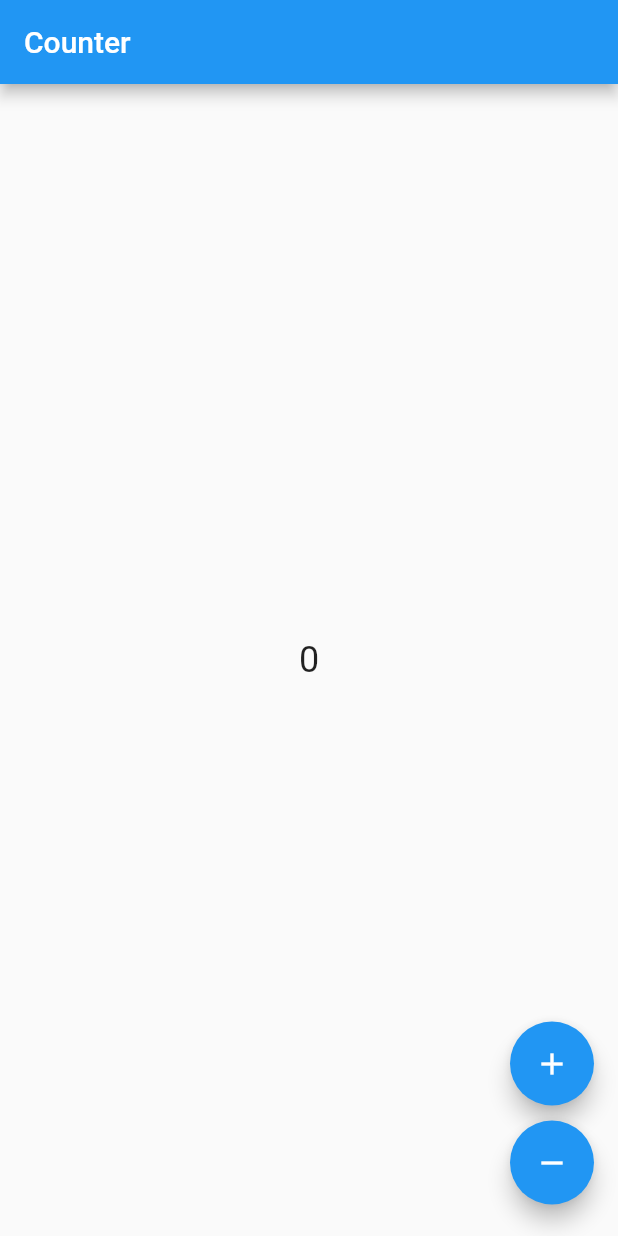
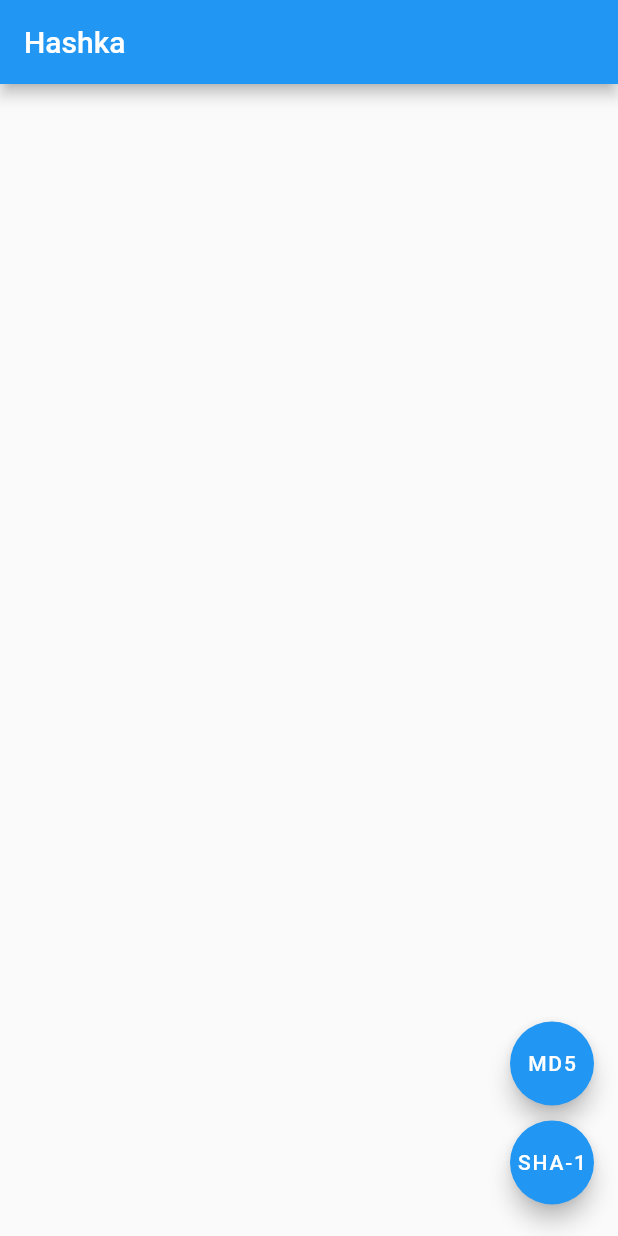
Before and after one commit to fr1550n/hashka, a Flutter app: the screen it shows after launch, on a phone screen of 412 x 824 dp. Run offline on Flutter 3.47's test engine with Material 2 defaults, Android fonts, the phone set to English and light mode, and no system bars; our stand-ins replace bloc, flutter_bloc.

Commit message:
counter app ui now presents buttons for md5 and sha1 which go through a hashbloc which accept hashevents and output hashstates which are rendered by blockbuilder

```diff
--- a/lib/bloc/blocs.dart
+++ b/lib/bloc/blocs.dart
@@ -1,18 +1,22 @@
 import 'package:bloc/bloc.dart';
+import 'package:hashka/bloc/states.dart';
+import 'package:hashka/cryptography/hashing.dart';
 
 import 'events.dart';
-
-class CounterBloc extends Bloc<CounterEvent, int> {
-  CounterBloc() : super(0);
+/// receives HashEvent and outputs HashState
+class HashBloc extends Bloc<HashEvent, HashState> {
+  HashBloc() : super(HashState.initialState());
 
   @override
-  Stream<int> mapEventToState(CounterEvent event) async* {
-    switch (event) {
-      case CounterEvent.decrement:
-        yield state - 1;
+  Stream<HashState> mapEventToState(HashEvent event) async* {
+    switch (event.algorithm) {
+      case Algorithm.MD5:
+        yield HashState(event,
+                       Hasher(event.algorithm).hash(event.userInput));
         break;
-      case CounterEvent.increment:
-        yield state + 1;
+      case  Algorithm.SHA_1:
+        yield HashState(event,
+                        Hasher(event.algorithm).hash(event.userInput));
         break;
     }
   }
--- a/lib/bloc/events.dart
+++ b/lib/bloc/events.dart
@@ -1,4 +1,7 @@
-enum CounterEvent {
-  increment,
-  decrement
+import 'package:hashka/cryptography/hashing.dart';
+
+class HashEvent {
+   Algorithm algorithm;
+   String    userInput;
+   HashEvent(this.algorithm, this.userInput);
 }
--- a/lib/bloc/counter_page.dart
+++ b/lib/bloc/hashka_screen.dart
@@ -1,24 +1,22 @@
 import 'package:flutter/material.dart';
 import 'package:flutter_bloc/flutter_bloc.dart';
+import 'package:hashka/bloc/states.dart';
+import 'package:hashka/cryptography/hashing.dart';
 
 import 'blocs.dart';
 import 'events.dart';
 
-class CounterPage extends StatelessWidget {
+class HashkaScreen extends StatelessWidget {
   @override
   Widget build(BuildContext context) {
 
-    //nope: final CounterBloc counterBloc = BlocProvider.of<CounterBloc>(context);
-    // ignore: close_sinks
-    //nope:  final CounterBloc counterBloc = CounterBloc();
-
     return Scaffold(
-      appBar: AppBar(title: Text('Counter')),
-      body: BlocBuilder<CounterBloc, int>(
-        builder: (context, count) {
+      appBar: AppBar(title: Text('Hashka')),
+      body: BlocBuilder<HashBloc, HashState>(
+        builder: (context, state) {
           return Center(
             child: Text(
-              '$count',
+              '${state.hashedUserInput}',
               style: TextStyle(fontSize: 24.0),
             ),
           );
@@ -31,20 +29,18 @@ class CounterPage extends StatelessWidget {
           Padding(
             padding: EdgeInsets.symmetric(vertical: 5.0),
             child: FloatingActionButton(
-              child: Icon(Icons.add),
+              child: Text("MD5"),
               onPressed: () {
-                //nope:  counterBloc.add(CounterEvent.increment);
-                BlocProvider.of<CounterBloc>(context).add(CounterEvent.increment);
+                BlocProvider.of<HashBloc>(context).add(HashEvent(Algorithm.MD5, "hello"));
               },
             ),
           ),
           Padding(
             padding: EdgeInsets.symmetric(vertical: 5.0),
             child: FloatingActionButton(
-              child: Icon(Icons.remove),
+              child: Text("SHA-1"),
               onPressed: () {
-                //nope:  counterBloc.add(CounterEvent.decrement);
-                BlocProvider.of<CounterBloc>(context).add(CounterEvent.decrement);
+                BlocProvider.of<HashBloc>(context).add(HashEvent(Algorithm.SHA_1, "hello"));
               },
             ),
           ),
--- /dev/null
+++ b/lib/bloc/states.dart
@@ -0,0 +1,16 @@
+
+import 'package:hashka/bloc/events.dart';
+import 'package:hashka/cryptography/hashing.dart';
+
+class HashState{
+  HashEvent event;
+  String    hashedUserInput;
+
+  HashState(this.event, this.hashedUserInput);
+
+  HashState.initialState() {
+      event           = HashEvent(Algorithm.NONE, "");
+      hashedUserInput = "";
+  }
+
+}
--- /dev/null
+++ b/lib/cryptography/hashing.dart
@@ -0,0 +1,25 @@
+import 'package:crypto/crypto.dart';
+import 'dart:convert';
+
+enum Algorithm {
+  NONE,
+  MD5,
+  SHA_1,
+}
+
+class Hasher {
+  Algorithm algorithm;
+  Hasher(this.algorithm);
+
+  String hash(String input) {
+    var bytes = utf8.encode(input);
+    switch (algorithm) {
+      case Algorithm.SHA_1:
+        return sha1.convert(bytes).toString();
+      case Algorithm.MD5:
+        return md5.convert(bytes).toString();
+      default:
+        throw Exception("Unknown algorithm: $algorithm");
+    }
+  }
+}
--- a/lib/main.dart
+++ b/lib/main.dart
@@ -1,9 +1,7 @@
 import 'package:flutter/material.dart';
-import 'package:bloc/bloc.dart';
 import 'package:flutter_bloc/flutter_bloc.dart';
-
 import 'bloc/blocs.dart';
-import 'bloc/counter_page.dart';
+import 'bloc/hashka_screen.dart';
 
 void main() {
   runApp(MyApp());
@@ -18,11 +16,10 @@ class MyApp extends StatelessWidget {
         primarySwatch: Colors.blue,
         visualDensity: VisualDensity.adaptivePlatformDensity,
       ),
-      home: _blocCounterPage()
-      /// home: _standardCounterPage()
+      home: _hashPage()
     );
   }
 
-  Widget _blocCounterPage() => BlocProvider(create: (context) => CounterBloc(),
-                                            child:  CounterPage());
+  Widget _hashPage() => BlocProvider(create: (context) => HashBloc(),
+                                     child:  HashkaScreen());
 }
--- a/pubspec.yaml
+++ b/pubspec.yaml
@@ -25,7 +25,7 @@ dependencies:
     sdk: flutter
   bloc: ^6.0.0
   flutter_bloc: ^6.0.0
-
+  crypto: ^2.1.5
 
   # The following adds the Cupertino Icons font to your application.
   # Use with the CupertinoIcons class for iOS style icons.
```
Also changed, not shown: pubspec.lock.
